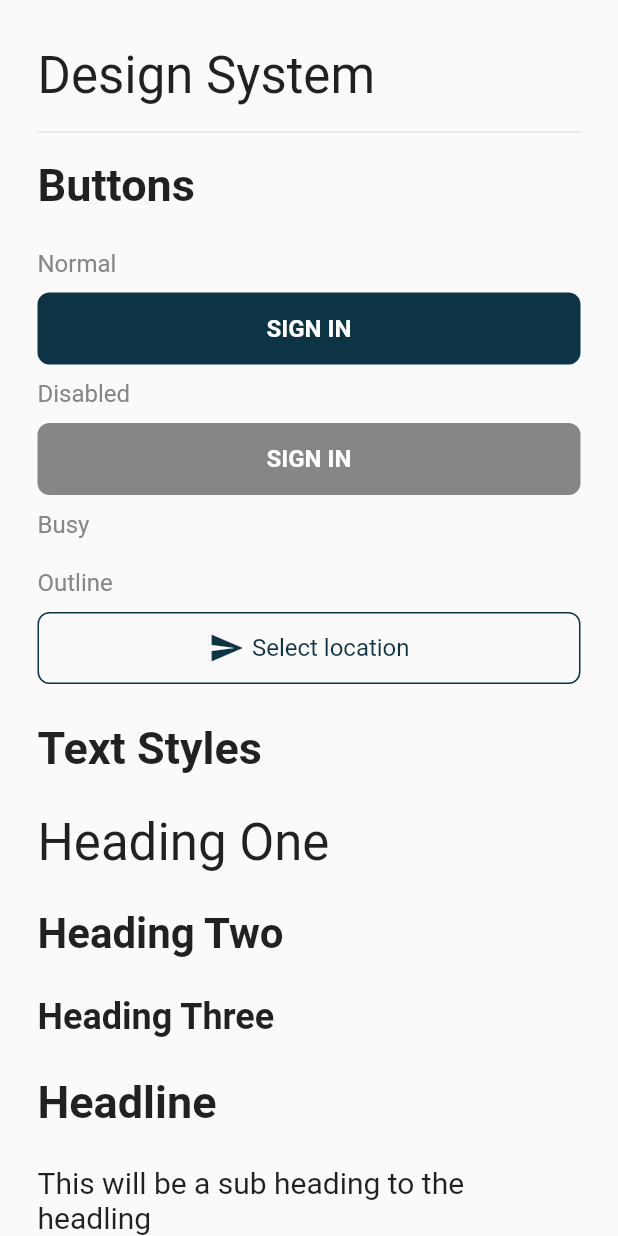
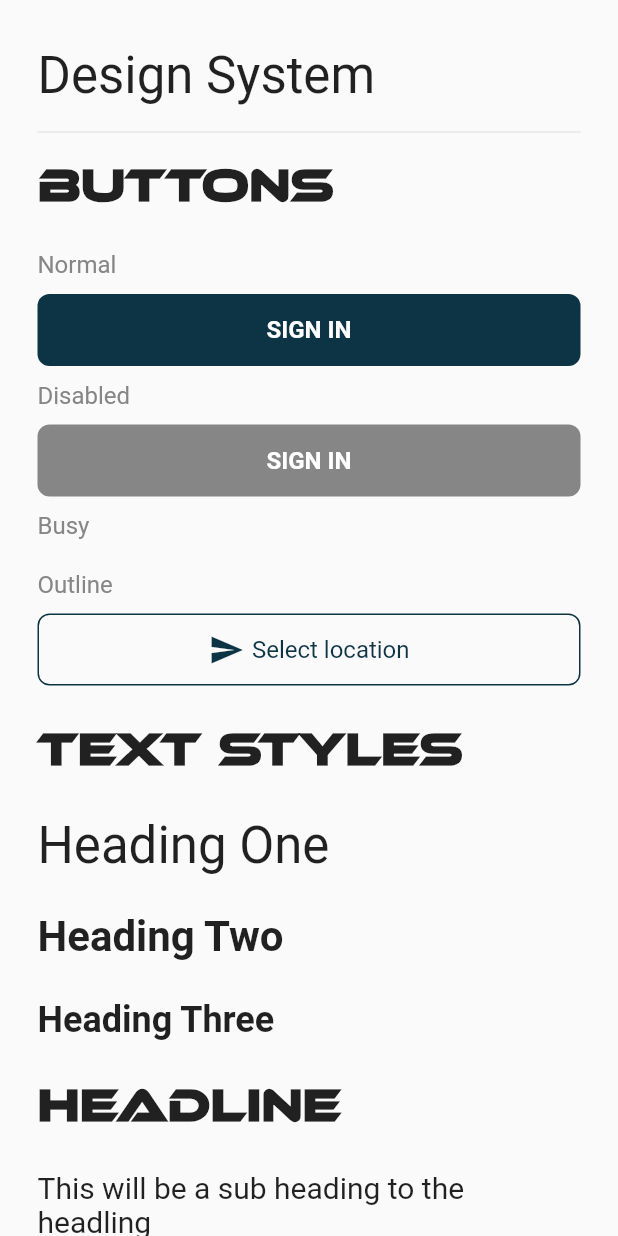
Before and after one commit to Delpipi/box_ui, a Flutter app: the screen it shows after launch, on a phone screen of 412 x 824 dp. Run offline on Flutter 3.47's test engine with Material 2 defaults, Android fonts, the phone set to English and light mode, and no system bars; our stand-ins replace device_preview, reactive_forms.

```diff
--- a/example/lib/example_view.dart
+++ b/example/lib/example_view.dart
@@ -13,7 +13,7 @@ class ExampleView extends StatelessWidget {
         physics: const ClampingScrollPhysics(),
         padding: const EdgeInsets.symmetric(horizontal: 25, vertical: 30),
         children: [
-          const BoxText.headingOne('Design System'),
+          BoxText.headingOne('Design System'),
           verticalSpaceSmall,
           const Divider(),
           verticalSpaceSmall,
@@ -35,27 +35,26 @@ final form = FormGroup({
 });
 
 List<Widget> get textWidgets => [
-      const BoxText.headline('Text Styles'),
+      BoxText.headline('Text Styles'),
       verticalSpaceMedium,
-      const BoxText.headingOne('Heading One'),
+      BoxText.headingOne('Heading One'),
       verticalSpaceMedium,
-      const BoxText.headingTwo('Heading Two'),
+      BoxText.headingTwo('Heading Two'),
       verticalSpaceMedium,
-      const BoxText.headingThree('Heading Three'),
+      BoxText.headingThree('Heading Three'),
       verticalSpaceMedium,
-      const BoxText.headline('Headline'),
+      BoxText.headline('Headline'),
       verticalSpaceMedium,
-      const BoxText.subheading('This will be a sub heading to the headling'),
+      BoxText.subheading('This will be a sub heading to the headling'),
       verticalSpaceMedium,
       BoxText.body('Body Text that will be used for the general body'),
       verticalSpaceMedium,
-      const BoxText.caption(
-          'This will be the caption usually for smaller details'),
+      BoxText.caption('This will be the caption usually for smaller details'),
       verticalSpaceMedium,
     ];
 
 List<Widget> get buttonWidgets => [
-      const BoxText.headline('Buttons'),
+      BoxText.headline('Buttons'),
       verticalSpaceMedium,
       BoxText.body('Normal'),
       verticalSpaceSmall,
@@ -90,7 +89,7 @@ List<Widget> get buttonWidgets => [
     ];
 
 List<Widget> get inputFields => [
-      const BoxText.headline('Input Field'),
+      BoxText.headline('Input Field'),
       verticalSpaceSmall,
       BoxText.body('Normal'),
       verticalSpaceSmall,
```
Also changed, not shown: example/pubspec.yaml (+8 -6 lines), example/fonts/Rubik-Regular.ttf (added), example/fonts/ethnocentric.ttf (added).
